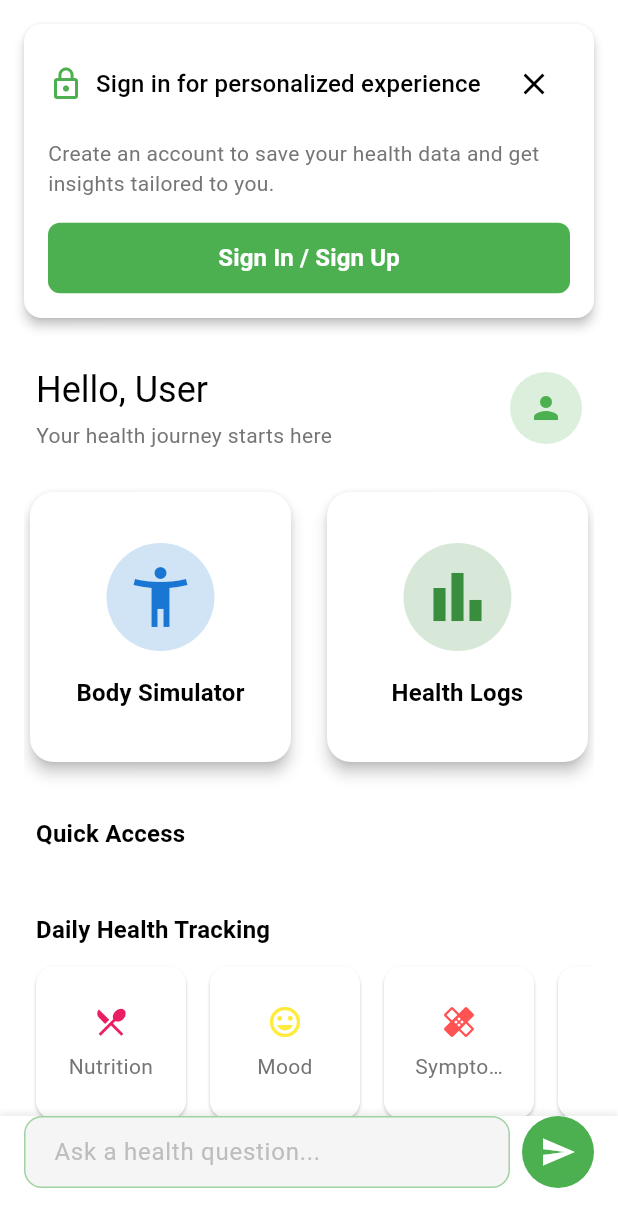
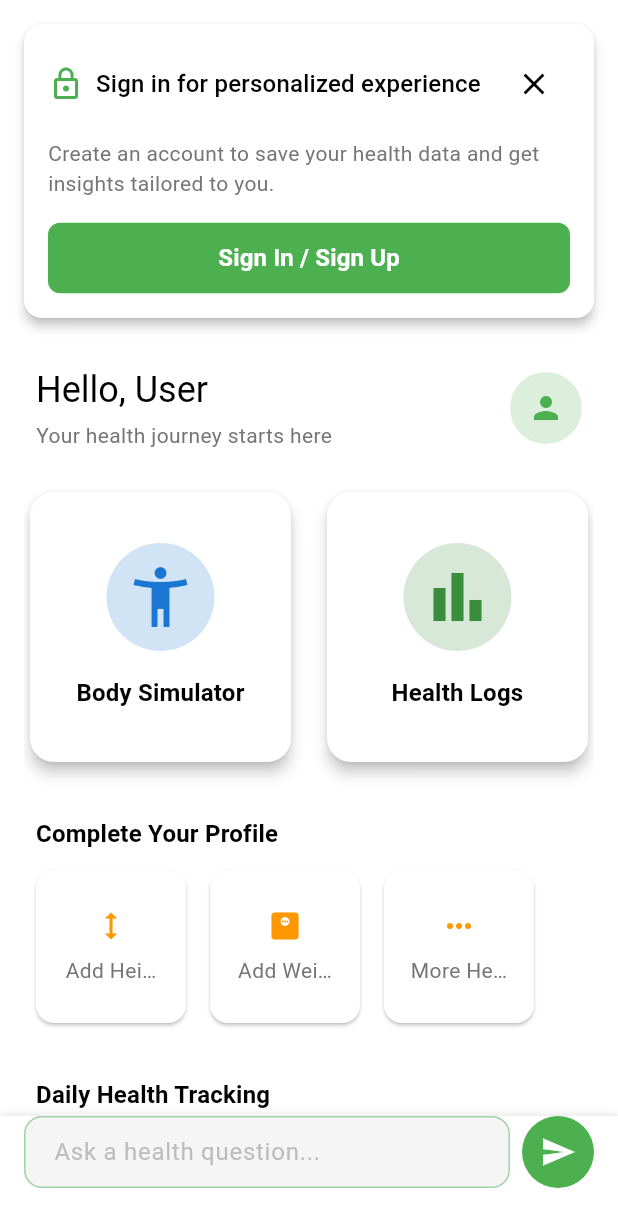
Before and after one commit to abc-medes/ate-flutter, a Flutter app: the screen it shows after launch, on a phone screen of 412 x 824 dp. Shown: the top 1227 px of the screen. Run offline on Flutter 3.47's test engine with Material 3 defaults, Android fonts, the phone set to English and light mode, and no system bars; our stand-ins replace flutter_dotenv, flutter_riverpod, go_router, shared_preferences, supabase_flutter; accounts and stored records are empty.

Commit message:
[FEAT] completing profile widget added / deleted quick access widget for now

```diff
--- a/lib/features/home/views/screens/home_view.dart
+++ b/lib/features/home/views/screens/home_view.dart
@@ -239,13 +239,12 @@ class _HomeViewState extends ConsumerState<HomeView> {
 
                     const SliverToBoxAdapter(child: SizedBox(height: 24)),
 
-                    // Section title
                     SliverToBoxAdapter(
                       child: Padding(
                         padding: const EdgeInsets.symmetric(
                             horizontal: 8, vertical: 8),
                         child: Text(
-                          'Quick Access',
+                          'Complete Your Profile',
                           style:
                               Theme.of(context).textTheme.titleMedium?.copyWith(
                                     fontWeight: FontWeight.bold,
@@ -254,36 +253,34 @@ class _HomeViewState extends ConsumerState<HomeView> {
                       ),
                     ),
 
-                    // Quick access cards
-                    // TODO: Add quick access cards for missing health fields
-                    // SliverToBoxAdapter(
-                    //   child: SizedBox(
-                    //     height: 110,
-                    //     child: ListView(
-                    //       scrollDirection: Axis.horizontal,
-                    //       children: [
-                    //         // Show quick access cards for missing health fields (max 2)
-                    //         if (_missingBasicData.isNotEmpty)
-                    //           for (var field in _missingBasicData.take(2))
-                    //             QuickAccessCard(
-                    //               title: 'Add ${_getHealthFieldName(field)}',
-                    //               icon: _getHealthFieldIcon(field),
-                    //               color: Colors.orange,
-                    //               onTap: () => context.push('/profile/edit'),
-                    //             ),
+                    SliverToBoxAdapter(
+                      child: SizedBox(
+                        height: 110,
+                        child: ListView(
+                          scrollDirection: Axis.horizontal,
+                          children: [
+                            // Show quick access cards for missing health fields (max 2)
+                            if (_missingBasicData.isNotEmpty)
+                              for (var field in _missingBasicData.take(2))
+                                QuickAccessCard(
+                                  title: 'Add ${_getHealthFieldName(field)}',
+                                  icon: _getHealthFieldIcon(field),
+                                  color: Colors.orange,
+                                  onTap: () => context.push('/profile/edit'),
+                                ),
 
-                    //         // Show "See More Health" card if there are more than 2 missing fields
-                    //         if (_missingBasicData.length > 2)
-                    //           QuickAccessCard(
-                    //             title: 'More Health Data',
-                    //             icon: Icons.more_horiz,
-                    //             color: Colors.orange,
-                    //             onTap: () => context.push('/profile/edit'),
-                    //           ),
-                    //       ],
-                    //     ),
-                    //   ),
-                    // ),
+                            // Show "See More Health" card if there are more than 2 missing fields
+                            if (_missingBasicData.length > 2)
+                              QuickAccessCard(
+                                title: 'More Health Data',
+                                icon: Icons.more_horiz,
+                                color: Colors.orange,
+                                onTap: () => context.push('/profile/edit'),
+                              ),
+                          ],
+                        ),
+                      ),
+                    ),
 
                     const SliverToBoxAdapter(child: SizedBox(height: 24)),
 
```
